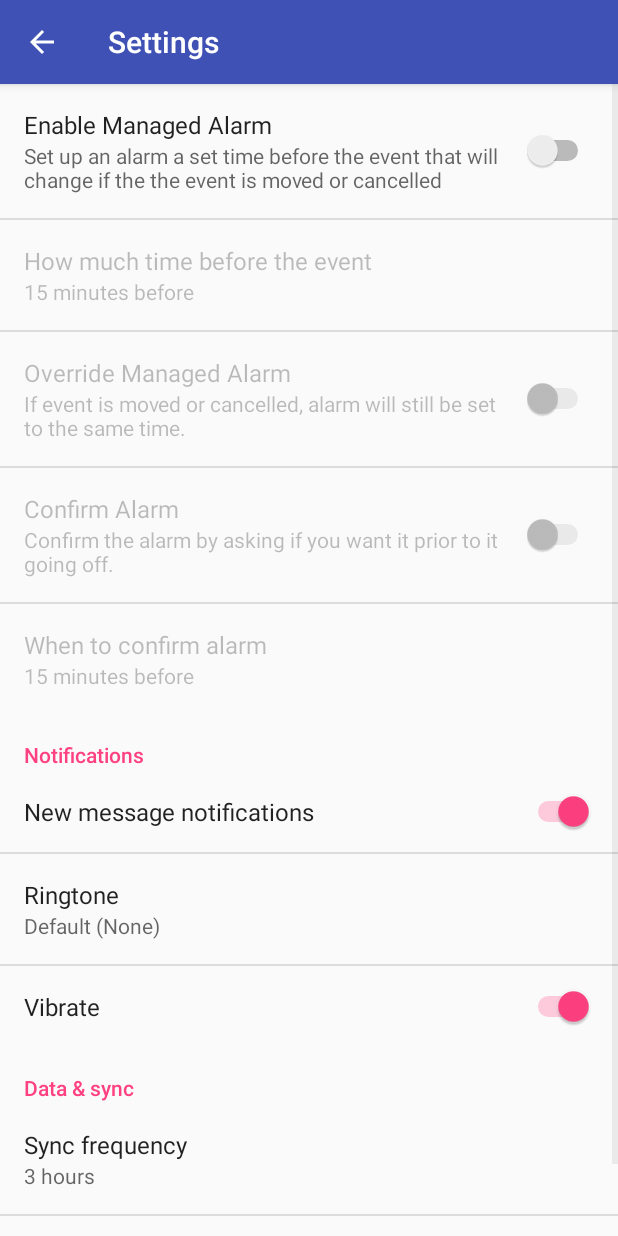
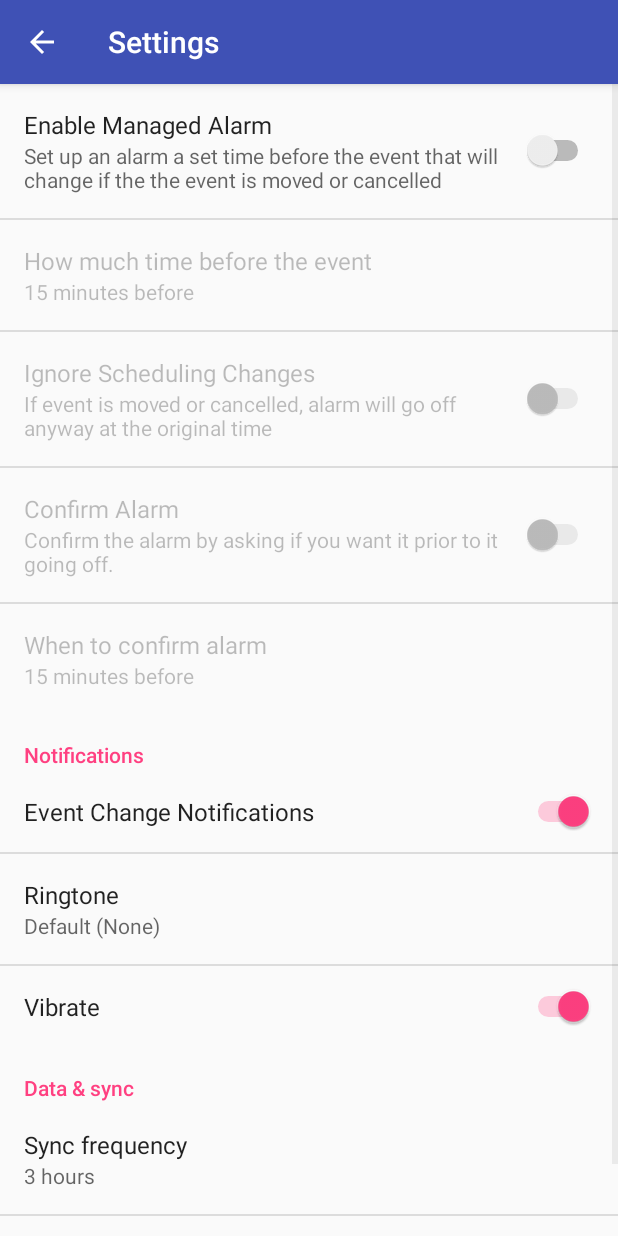
Before and after one commit to GrahamBurek/gitgudhackathon, an Android app: the eventSettings screen opened directly, with no data from a screen before it, on a phone screen of 412 x 824 dp. Run offline under Robolectric (Android 15) with nearby library versions, the phone set to English and light mode, and no system bars.

Commit message:
finished event settings page

```diff
--- a/app/src/main/res/values/strings.xml
+++ b/app/src/main/res/values/strings.xml
@@ -84,8 +84,8 @@
 <item>10</item>
 <item>11</item>
 </string-array>
-<string name="pref_title_override_alarm">Override Managed Alarm</string>
-    <string name="pref_description_override_alarm">If event is moved or cancelled, alarm will still be set to the same time.</string>
+<string name="pref_title_override_alarm">Ignore Scheduling Changes</string>
+    <string name="pref_description_override_alarm">If event is moved or cancelled, alarm will go off anyway at the original time</string>
     <string name="pref_title_confirm_alarm">Confirm Alarm</string>
     <string name="pref_description_confirm_alarm">Confirm the alarm by asking if you want it prior to it going off.</string>
     <!-- Example settings for Data & Sync -->
@@ -117,7 +117,7 @@
         <item>9</item>
     </string-array>
 
-
+<string name="pref_title_changes">Event Change Notifications</string>
     <string name="pref_title_sync_frequency">Sync frequency</string>
     <string-array name="pref_sync_frequency_titles">
         <item>15 minutes</item>
--- a/app/src/main/res/xml/pref_notification.xml
+++ b/app/src/main/res/xml/pref_notification.xml
@@ -4,15 +4,15 @@
          when checked/unchecked. -->
     <SwitchPreference
         android:defaultValue="true"
-        android:key="notifications_new_message"
-        android:title="@string/pref_title_new_message_notifications" />
+        android:key="notifications_changes"
+        android:title="@string/pref_title_changes" />
 
     <!-- Allows the user to choose a ringtone in the 'notification' category. -->
     <!-- NOTE: This preference will be enabled only when the checkbox above is checked. -->
     <!-- NOTE: RingtonePreference's summary should be set to its value by the activity code. -->
     <RingtonePreference
         android:defaultValue="content://settings/system/notification_sound"
-        android:dependency="notifications_new_message"
+        android:dependency="notifications_changes"
         android:key="notifications_new_message_ringtone"
         android:ringtoneType="notification"
         android:title="@string/pref_title_ringtone" />
@@ -20,7 +20,7 @@
     <!-- NOTE: This preference will be enabled only when the checkbox above is checked. -->
     <SwitchPreference
         android:defaultValue="true"
-        android:dependency="notifications_new_message"
+        android:dependency="notifications_changes"
         android:key="notifications_new_message_vibrate"
         android:title="@string/pref_title_vibrate" />
 
```
